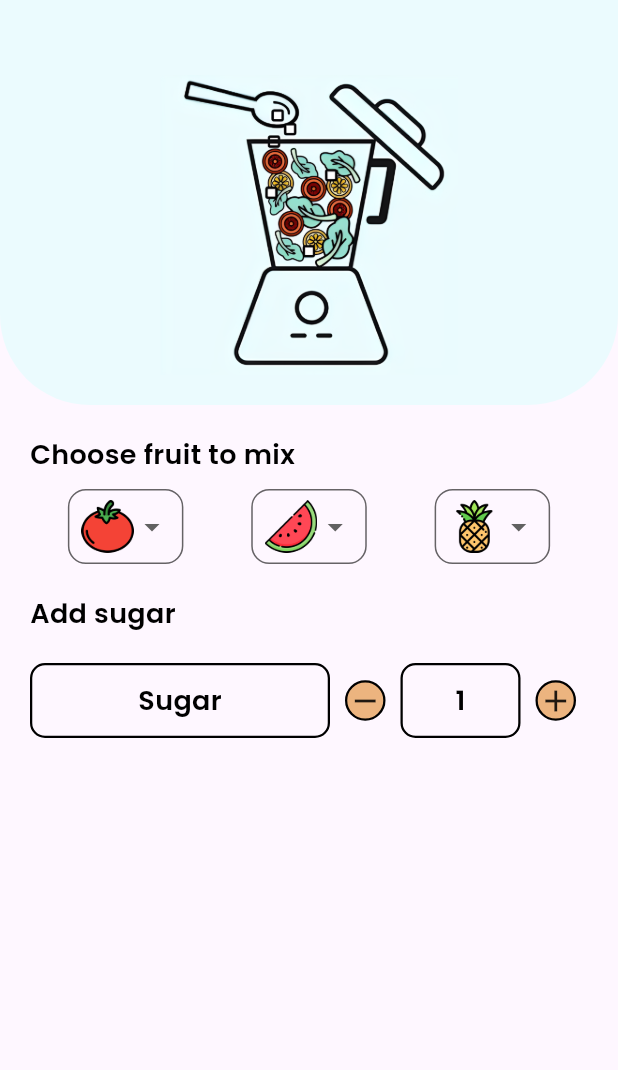
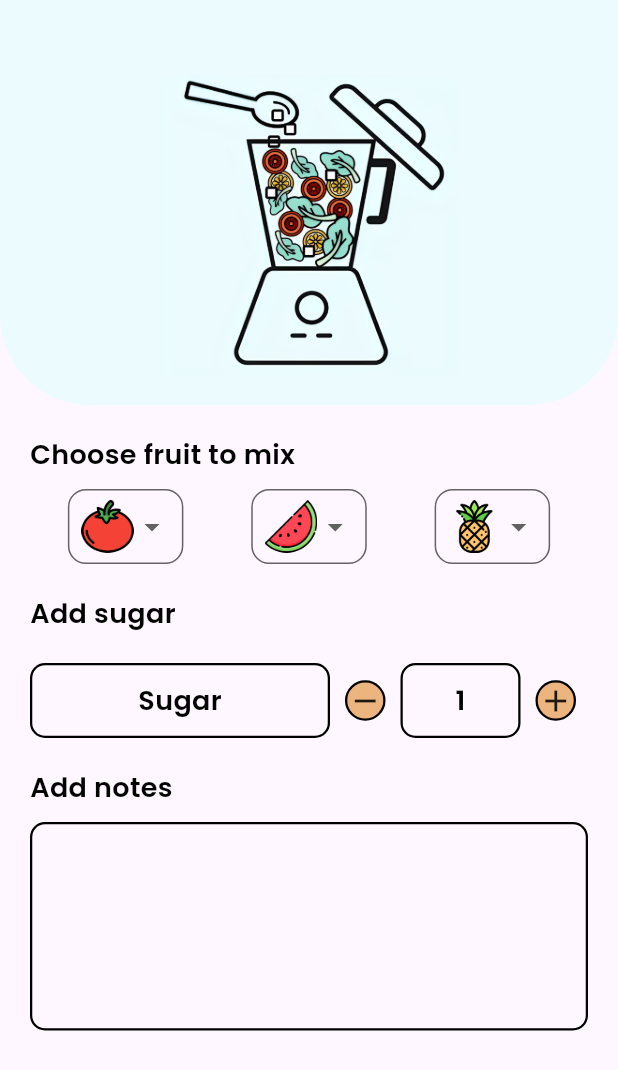
Before and after one commit to jasonchriscodes/juice_dash, a Flutter app: the screen it shows after launch, on a phone screen of 412 x 824 dp. Shown: the top 1070 px of the screen. Run offline on Flutter 3.47's test engine with Material 3 defaults, Android fonts, the phone set to English and light mode, and no system bars.

Commit message:
feat: add notes section

```diff
--- a/lib/pages/juice.dart
+++ b/lib/pages/juice.dart
@@ -124,6 +124,26 @@ class _JuiceState extends State<Juice> {
               ],
             ),
           ),
+          const SizedBox(height: 20.0),
+          Padding(
+            padding: const EdgeInsets.only(left: 20.0),
+            child: Text(
+              "Add notes",
+              style: AppWidget.headlineTextStyle(18.0),
+            ),
+          ),
+          const SizedBox(height: 10.0),
+          Container(
+            margin: const EdgeInsets.only(left: 20.0, right: 20.0),
+            decoration: BoxDecoration(
+                border: Border.all(width: 1.5),
+                borderRadius: BorderRadius.circular(10)),
+            width: MediaQuery.of(context).size.width,
+            child: const TextField(
+              maxLines: 5,
+              decoration: InputDecoration(border: InputBorder.none),
+            ),
+          )
         ],
       ),
     ));
```
